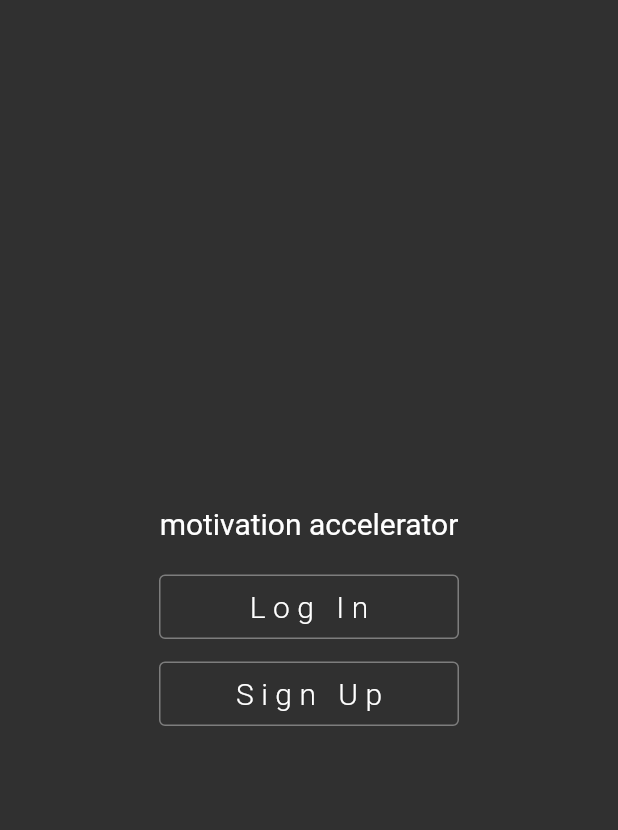
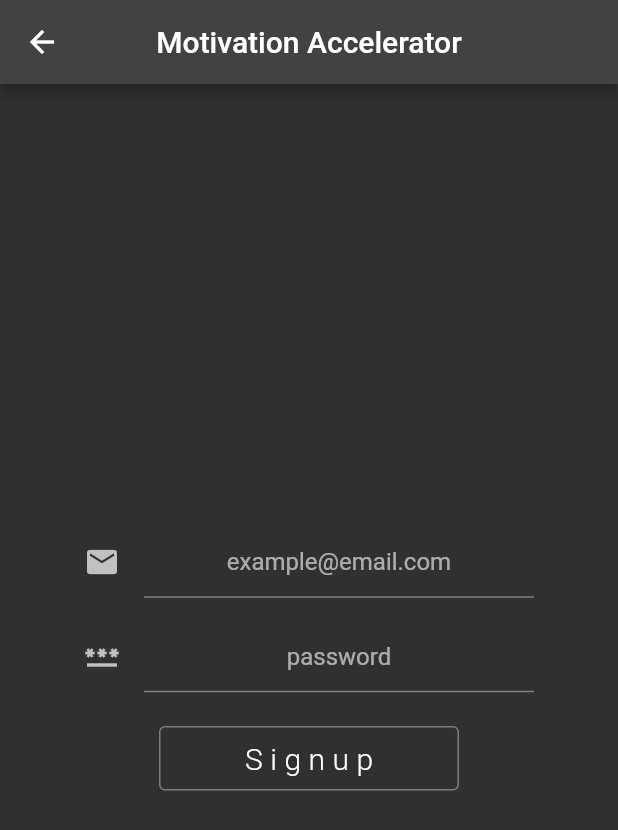
Before and after one commit to hiromu-saito/motivation-accelerator, a Flutter app: the screen it shows after launch, after a tap on "Sign Up", on a phone screen of 412 x 824 dp. Shown: the top 830 px of the screen. Run offline on Flutter 3.47's test engine with Material 2 defaults, Android fonts, the phone set to English and light mode, and no system bars; drawn by our look-alikes of animated_text_kit; our stand-ins replace firebase_auth, firebase_core; accounts and stored records are empty.

Commit message:
add signup process

```diff
--- /dev/null
+++ b/lib/screen/signup_screen.dart
@@ -0,0 +1,117 @@
+import 'package:firebase_auth/firebase_auth.dart';
+import 'package:flutter/cupertino.dart';
+import 'package:flutter/material.dart';
+
+import '../constants.dart';
+
+class SignupScreen extends StatefulWidget {
+  const SignupScreen({Key? key}) : super(key: key);
+
+  @override
+  _SignupScreenState createState() => _SignupScreenState();
+}
+
+class _SignupScreenState extends State<SignupScreen> {
+  late String email;
+  late String password;
+  FirebaseAuth auth = FirebaseAuth.instance;
+
+  @override
+  Widget build(BuildContext context) {
+    return Scaffold(
+      appBar: AppBar(
+        centerTitle: true,
+        title: const Text(
+          'Motivation Accelerator',
+        ),
+      ),
+      body: Center(
+        child: Column(
+          mainAxisAlignment: MainAxisAlignment.center,
+          children: <Widget>[
+            SizedBox(
+              width: 300,
+              child: TextField(
+                keyboardType: TextInputType.emailAddress,
+                textAlign: TextAlign.center,
+                decoration: const InputDecoration(
+                  icon: Icon(Icons.email),
+                  hintText: 'example@email.com',
+                ),
+                onChanged: (value) {
+                  email = value;
+                },
+              ),
+            ),
+            const SizedBox(
+              height: 15.0,
+            ),
+            SizedBox(
+              width: 300,
+              child: TextField(
+                textAlign: TextAlign.center,
+                decoration: const InputDecoration(
+                  icon: Icon(Icons.password),
+                  hintText: 'password',
+                ),
+                onChanged: (value) {
+                  password = value;
+                },
+              ),
+            ),
+            const SizedBox(
+              height: 20.0,
+            ),
+            TextButton(
+              child: const Text(
+                'Signup',
+                style: ktButtonTextStyle,
+              ),
+              style: ktButtonStyle,
+              onPressed: () async {
+                try {
+                  UserCredential userCredential = await FirebaseAuth.instance
+                      .createUserWithEmailAndPassword(
+                          email: email, password: password);
+                } on FirebaseAuthException catch (e) {
+                  if (e.code == 'weak-password') {
+                    _showErrorDialog(context, 'パスワードは8文字以上で入力してください。');
+                  } else if (e.code == 'email-already-in-use') {
+                    _showErrorDialog(context, '登録済みのメールアドレスです');
+                  }
+                } catch (e) {
+                  _showErrorDialog(context, 'エラーが発生しました。');
+                }
+              },
+            ),
+          ],
+        ),
+      ),
+    );
+  }
+}
+
+void _showErrorDialog(BuildContext context, String message) {
+  showDialog(
+    context: context,
+    barrierDismissible: false,
+    builder: (BuildContext dialogContext) {
+      return AlertDialog(
+        title: Text(message),
+        actions: <Widget>[
+          TextButton(
+            child: Text(
+              'OK',
+              style: TextStyle(
+                color: Colors.blue.shade800,
+              ),
+            ),
+            onPressed: () {
+              Navigator.pop(dialogContext);
+            },
+          ),
+        ],
+      );
+    },
+  );
+}
--- a/lib/screen/welcome_screen.dart
+++ b/lib/screen/welcome_screen.dart
@@ -2,6 +2,7 @@ import 'package:animated_text_kit/animated_text_kit.dart';
 import 'package:flutter/cupertino.dart';
 import 'package:flutter/material.dart';
 import 'package:flutter/rendering.dart';
+import 'package:motivation_accelerator/screen/signup_screen.dart';
 
 import '../constants.dart';
 
@@ -38,6 +39,7 @@ class WelcomeScreen extends StatelessWidget {
               ),
               onPressed: () {
                 //TODO ログイン処理実装
+                print('ログイン処理');
               },
             ),
             const SizedBox(
@@ -50,7 +52,10 @@ class WelcomeScreen extends StatelessWidget {
                 style: ktButtonTextStyle,
               ),
               onPressed: () {
-                //TODO 新規登録処理実装
+                Navigator.push(
+                  context,
+                  MaterialPageRoute(builder: (context) => SignupScreen()),
+                );
               },
             ),
           ],
```
Also changed, not shown: 1 other file.
